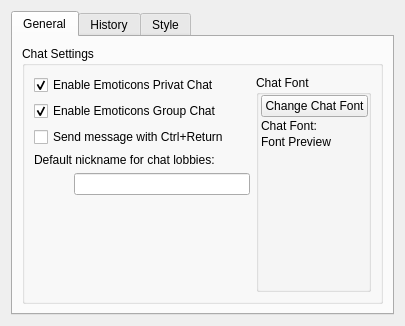
This is retroshare-gui/src/gui/settings/ChatPage.ui in RetroShare/RetroShare as Qt 5 draws it before an edit. The edited form follows.
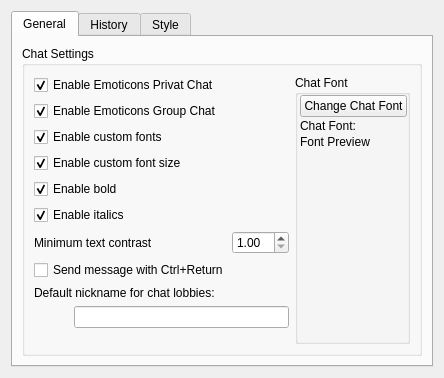
This is the edited form.

Commit message: Added patch from Anonymous Coward - readable chat Added new options to the Chat settings window: - Enable custom fonts - Enable custom font size - Enable bold - Enable italics - Minimum text contrast

Patch:
```diff
--- a/retroshare-gui/src/gui/settings/ChatPage.ui
+++ b/retroshare-gui/src/gui/settings/ChatPage.ui
@@ -6,8 +6,8 @@
    <rect>
     <x>0</x>
     <y>0</y>
-    <width>405</width>
-    <height>326</height>
+    <width>444</width>
+    <height>378</height>
    </rect>
   </property>
   <layout class="QGridLayout" name="gridLayout_2">
@@ -55,6 +55,83 @@
               </property>
              </widget>
             </item>
+            <item>
+             <widget class="QCheckBox" name="checkBox_enableCustomFonts">
+              <property name="text">
+               <string>Enable custom fonts</string>
+              </property>
+              <property name="checked">
+               <bool>true</bool>
+              </property>
+             </widget>
+            </item>
+            <item>
+             <widget class="QCheckBox" name="checkBox_enableCustomFontSize">
+              <property name="text">
+               <string>Enable custom font size</string>
+              </property>
+              <property name="checked">
+               <bool>true</bool>
+              </property>
+             </widget>
+            </item>
+            <item>
+             <widget class="QCheckBox" name="checkBox_enableBold">
+              <property name="text">
+               <string>Enable bold</string>
+              </property>
+              <property name="checked">
+               <bool>true</bool>
+              </property>
+             </widget>
+            </item>
+            <item>
+             <widget class="QCheckBox" name="checkBox_enableItalics">
+              <property name="text">
+               <string>Enable italics</string>
+              </property>
+              <property name="checked">
+               <bool>true</bool>
+              </property>
+             </widget>
+            </item>
+            <item>
+             <layout class="QHBoxLayout" name="horizontalLayout_40">
+              <item>
+               <widget class="QLabel" name="label40">
+                <property name="text">
+                 <string>Minimum text contrast</string>
+                </property>
+               </widget>
+              </item>
+              <item>
+               <spacer name="horizontalSpacer_2">
+                <property name="orientation">
+                 <enum>Qt::Horizontal</enum>
+                </property>
+                <property name="sizeHint" stdset="0">
+                 <size>
+                  <width>40</width>
+                  <height>20</height>
+                 </size>
+                </property>
+               </spacer>
+              </item>
+              <item>
+               <widget class="QDoubleSpinBox" name="minimumContrast">
+                <property name="minimum">
+                 <double>1.000000000000000</double>
+                </property>
+                <property name="maximum">
+                 <double>21.000000000000000</double>
+                </property>
+                <property name="singleStep">
+                 <double>0.500000000000000</double>
+                </property>
+               </widget>
+              </item>
+             </layout>
+            </item>
             <item>
              <widget class="QCheckBox" name="sendMessageWithCtrlReturn">
               <property name="text">
```
The commit also changes 5 other files.
